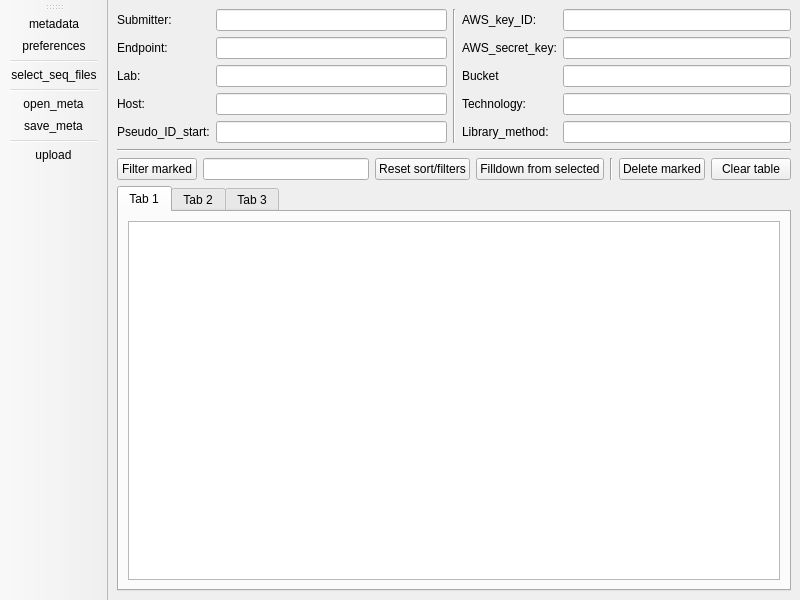
The window that ui/mw.ui (genomic-medicine-sweden/GMS-uploader) describes before a commit, drawn with Qt 5.
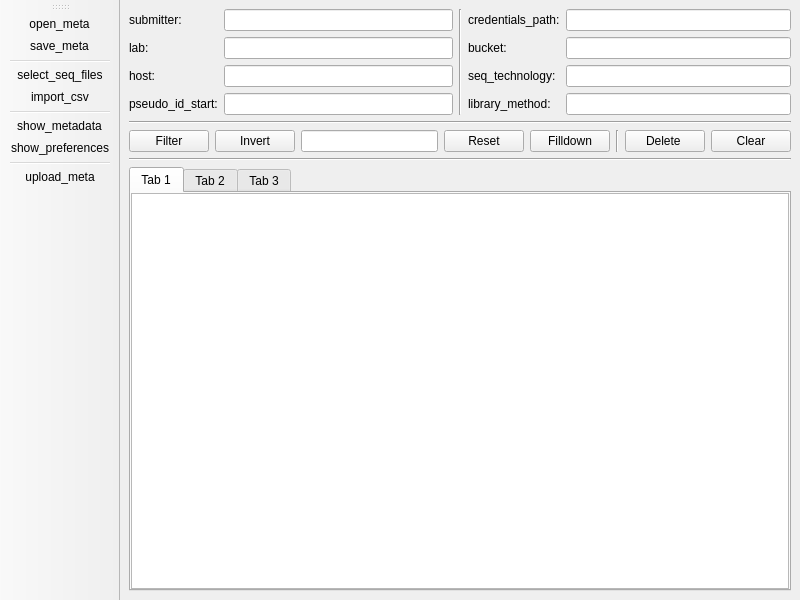
The same window after the commit. The open tabs and pages were chosen to show the change.

Commit message: various fixes + added invert marks, new button + icon for csv metadata import (unimplemented)

```diff
--- a/ui/mw.ui
+++ b/ui/mw.ui
@@ -44,67 +44,53 @@
             <item row="0" column="0">
              <widget class="QLabel" name="label_2">
               <property name="text">
-               <string>Submitter:</string>
+               <string>submitter:</string>
               </property>
              </widget>
             </item>
             <item row="0" column="1">
-             <widget class="QLineEdit" name="lineEdit_Submitter">
+             <widget class="QLineEdit" name="lineEdit_submitter">
               <property name="readOnly">
                <bool>true</bool>
               </property>
              </widget>
             </item>
             <item row="1" column="0">
-             <widget class="QLabel" name="label_3">
-              <property name="text">
-               <string>Endpoint:</string>
-              </property>
-             </widget>
-            </item>
-            <item row="1" column="1">
-             <widget class="QLineEdit" name="lineEdit_endpoint">
-              <property name="readOnly">
-               <bool>true</bool>
-              </property>
-             </widget>
-            </item>
-            <item row="2" column="0">
              <widget class="QLabel" name="label_5">
               <property name="text">
-               <string>Lab:</string>
+               <string>lab:</string>
               </property>
              </widget>
             </item>
-            <item row="2" column="1">
-             <widget class="QLineEdit" name="lineEdit_Lab">
+            <item row="1" column="1">
+             <widget class="QLineEdit" name="lineEdit_lab">
               <property name="readOnly">
                <bool>true</bool>
               </property>
              </widget>
             </item>
-            <item row="3" column="0">
+            <item row="2" column="0">
              <widget class="QLabel" name="label_7">
               <property name="text">
-               <string>Host:</string>
+               <string>host:</string>
               </property>
              </widget>
             </item>
-            <item row="3" column="1">
+            <item row="2" column="1">
              <widget class="QLineEdit" name="lineEdit_host">
               <property name="readOnly">
                <bool>true</bool>
               </property>
              </widget>
             </item>
-            <item row="4" column="0">
+            <item row="3" column="0">
              <widget class="QLabel" name="label_8">
               <property name="text">
-               <string>Pseudo_ID_start:</string>
+               <string>pseudo_id_start:</string>
               </property>
              </widget>
             </item>
-            <item row="4" column="1">
+            <item row="3" column="1">
              <widget class="QLineEdit" name="lineEdit_pseudo_id">
               <property name="readOnly">
                <bool>true</bool>
@@ -125,70 +111,53 @@
             <item row="0" column="0">
              <widget class="QLabel" name="label">
               <property name="text">
-               <string>AWS_key_ID:</string>
+               <string>credentials_path:</string>
               </property>
              </widget>
             </item>
             <item row="0" column="1">
-             <widget class="QLineEdit" name="lineEdit_key_id">
+             <widget class="QLineEdit" name="lineEdit_credentials_path">
               <property name="readOnly">
                <bool>true</bool>
               </property>
              </widget>
             </item>
             <item row="1" column="0">
-             <widget class="QLabel" name="label_4">
-              <property name="text">
-               <string>AWS_secret_key:</string>
-              </property>
-             </widget>
-            </item>
-            <item row="1" column="1">
-             <widget class="QLineEdit" name="lineEdit_secret_key">
-              <property name="echoMode">
-               <enum>QLineEdit::Password</enum>
-              </property>
-              <property name="readOnly">
-               <bool>true</bool>
-              </property>
-             </widget>
-            </item>
-            <item row="2" column="0">
              <widget class="QLabel" name="label_10">
               <property name="text">
-               <string>Bucket</string>
+               <string>bucket:</string>
               </property>
              </widget>
             </item>
-            <item row="2" column="1">
+            <item row="1" column="1">
              <widget class="QLineEdit" name="lineEdit_bucket">
               <property name="readOnly">
                <bool>true</bool>
               </property>
              </widget>
             </item>
-            <item row="3" column="0">
+            <item row="2" column="0">
              <widget class="QLabel" name="label_6">
               <property name="text">
-               <string>Technology:</string>
+               <string>seq_technology:</string>
               </property>
              </widget>
             </item>
-            <item row="3" column="1">
-             <widget class="QLineEdit" name="lineEdit_Sequencing_technology">
+            <item row="2" column="1">
+             <widget class="QLineEdit" name="lineEdit_seq_technology">
               <property name="readOnly">
                <bool>true</bool>
               </property>
              </widget>
             </item>
-            <item row="4" column="0">
+            <item row="3" column="0">
              <widget class="QLabel" name="label_9">
               <property name="text">
-               <string>Library_method:</string>
+               <string>library_method:</string>
               </property>
              </widget>
             </item>
-            <item row="4" column="1">
+            <item row="3" column="1">
              <widget class="QLineEdit" name="lineEdit_lib_method">
               <property name="readOnly">
                <bool>true</bool>
@@ -209,33 +178,50 @@
         <item>
          <layout class="QGridLayout" name="gridLayout">
           <item row="2" column="5">
-           <widget class="QLineEdit" name="lineEdit_filter"/>
+           <widget class="QLineEdit" name="lineEdit_filter">
+            <property name="toolTip">
+             <string>&lt;html&gt;&lt;head/&gt;&lt;body&gt;&lt;p&gt;freetext filter&lt;/p&gt;&lt;/body&gt;&lt;/html&gt;</string>
+            </property>
+           </widget>
           </item>
           <item row="2" column="10">
            <widget class="QPushButton" name="pushButton_clear">
+            <property name="toolTip">
+             <string>clear table</string>
+            </property>
             <property name="text">
-             <string>Clear table</string>
+             <string>Clear</string>
             </property>
            </widget>
           </item>
           <item row="2" column="7">
            <widget class="QPushButton" name="pushButton_filldown">
+            <property name="toolTip">
+             <string>filldown from selected cell
+shortcut: ctrl+f</string>
+            </property>
             <property name="text">
-             <string>Filldown from selected</string>
+             <string>Filldown</string>
             </property>
            </widget>
           </item>
           <item row="2" column="9">
            <widget class="QPushButton" name="pushButton_drop">
+            <property name="toolTip">
+             <string>delete marked rows</string>
+            </property>
             <property name="text">
-             <string>Delete marked</string>
+             <string>Delete </string>
             </property>
            </widget>
           </item>
           <item row="2" column="6">
            <widget class="QPushButton" name="pushButton_resetfilters">
+            <property name="toolTip">
+             <string>reset sort and remove all marks</string>
+            </property>
             <property name="text">
-             <string>Reset sort/filters</string>
+             <string>Reset</string>
             </property>
            </widget>
           </item>
@@ -248,23 +234,58 @@
           </item>
           <item row="2" column="0">
            <widget class="QPushButton" name="pushButton_filtermarked">
+            <property name="toolTip">
+             <string>filter to view marked rows only</string>
+            </property>
             <property name="text">
-             <string>Filter marked</string>
+             <string>Filter</string>
+            </property>
+           </widget>
+          </item>
+          <item row="2" column="1">
+           <widget class="QPushButton" name="pushButton_invert">
+            <property name="toolTip">
+             <string>invert marks</string>
+            </property>
+            <property name="text">
+             <string>Invert</string>
             </property>
            </widget>
           </item>
          </layout>
         </item>
+        <item>
+         <widget class="Line" name="line_4">
+          <property name="orientation">
+           <enum>Qt::Horizontal</enum>
+          </property>
+         </widget>
+        </item>
         <item>
          <widget class="QTabWidget" name="tabWidget_metadata">
           <property name="currentIndex">
-           <number>2</number>
+           <number>0</number>
           </property>
           <widget class="QWidget" name="tab_1">
            <attribute name="title">
             <string>Tab 1</string>
            </attribute>
            <layout class="QVBoxLayout" name="verticalLayout_4">
+            <property name="spacing">
+             <number>6</number>
+            </property>
+            <property name="leftMargin">
+             <number>0</number>
+            </property>
+            <property name="topMargin">
+             <number>0</number>
+            </property>
+            <property name="rightMargin">
+             <number>0</number>
+            </property>
+            <property name="bottomMargin">
+             <number>0</number>
+            </property>
             <item>
              <widget class="QTableView" name="tableView_patient"/>
             </item>
@@ -275,6 +296,21 @@
             <string>Tab 2</string>
            </attribute>
            <layout class="QVBoxLayout" name="verticalLayout_12">
+            <property name="spacing">
+             <number>6</number>
+            </property>
+            <property name="leftMargin">
+             <number>0</number>
+            </property>
+            <property name="topMargin">
+             <number>0</number>
+            </property>
+            <property name="rightMargin">
+             <number>0</number>
+            </property>
+            <property name="bottomMargin">
+             <number>0</number>
+            </property>
             <item>
              <widget class="QTableView" name="tableView_organism"/>
             </item>
@@ -285,6 +321,18 @@
             <string>Tab 3</string>
            </attribute>
            <layout class="QVBoxLayout" name="verticalLayout_11">
+            <property name="leftMargin">
+             <number>0</number>
+            </property>
+            <property name="topMargin">
+             <number>0</number>
+            </property>
+            <property name="rightMargin">
+             <number>0</number>
+            </property>
+            <property name="bottomMargin">
+             <number>0</number>
+            </property>
             <item>
              <widget class="QTableView" name="tableView_lab"/>
             </item>
@@ -318,78 +366,77 @@
    <attribute name="toolBarBreak">
     <bool>false</bool>
    </attribute>
-   <addaction name="actionmetadata"/>
-   <addaction name="actionpreferences"/>
-   <addaction name="separator"/>
-   <addaction name="actionselect_seq_files"/>
-   <addaction name="separator"/>
    <addaction name="action_open_meta"/>
-   <addaction name="actionsave_meta"/>
+   <addaction name="action_save_meta"/>
    <addaction name="separator"/>
-   <addaction name="actionupload"/>
+   <addaction name="action_select_seq_files"/>
+   <addaction name="action_import_csv"/>
+   <addaction name="separator"/>
+   <addaction name="action_show_meta"/>
+   <addaction name="action_show_prefs"/>
+   <addaction name="separator"/>
+   <addaction name="action_upload_meta_seqs"/>
   </widget>
-  <action name="actionData">
-   <property name="text">
-    <string>Data</string>
-   </property>
-   <property name="toolTip">
-    <string>Data</string>
-   </property>
-  </action>
-  <action name="actionPreferences">
-   <property name="text">
-    <string>Inställningar</string>
-   </property>
-   <property name="toolTip">
-    <string>Preferences</string>
-   </property>
-  </action>
   <action name="action_open_meta">
    <property name="text">
     <string>open_meta</string>
    </property>
    <property name="toolTip">
-    <string>Open metadata file </string>
+    <string>open metadata file </string>
    </property>
   </action>
-  <action name="actionsave_meta">
+  <action name="action_save_meta">
    <property name="text">
     <string>save_meta</string>
    </property>
    <property name="toolTip">
-    <string>Save metadata file</string>
+    <string>save metadata file</string>
    </property>
   </action>
-  <action name="actionpreferences">
+  <action name="action_show_prefs">
    <property name="text">
-    <string>preferences</string>
+    <string>show_preferences</string>
    </property>
    <property name="toolTip">
-    <string>Preferences</string>
+    <string>show preferences</string>
    </property>
   </action>
-  <action name="actionmetadata">
+  <action name="action_show_meta">
    <property name="text">
-    <string>metadata</string>
+    <string>show_metadata</string>
    </property>
    <property name="toolTip">
-    <string>Metadata</string>
+    <string>show metadata</string>
    </property>
   </action>
-  <action name="actionupload">
+  <action name="action_upload_meta_seqs">
    <property name="text">
+    <string>upload_meta</string>
+   </property>
+   <property name="toolTip">
     <string>upload</string>
    </property>
-   <property name="toolTip">
-    <string>Upload</string>
+   <property name="shortcut">
+    <string>Ctrl+U</string>
    </property>
   </action>
-  <action name="actionselect_seq_files">
+  <action name="action_select_seq_files">
    <property name="text">
     <string>select_seq_files</string>
    </property>
    <property name="toolTip">
     <string>select seq files</string>
+   </property>
+   <property name="shortcut">
+    <string>Ctrl+S</string>
+   </property>
+  </action>
+  <action name="action_import_csv">
+   <property name="text">
+    <string>import_csv</string>
+   </property>
+   <property name="toolTip">
+    <string>import metadata from csv</string>
    </property>
   </action>
  </widget>
```
The commit also changes 22 other files.
